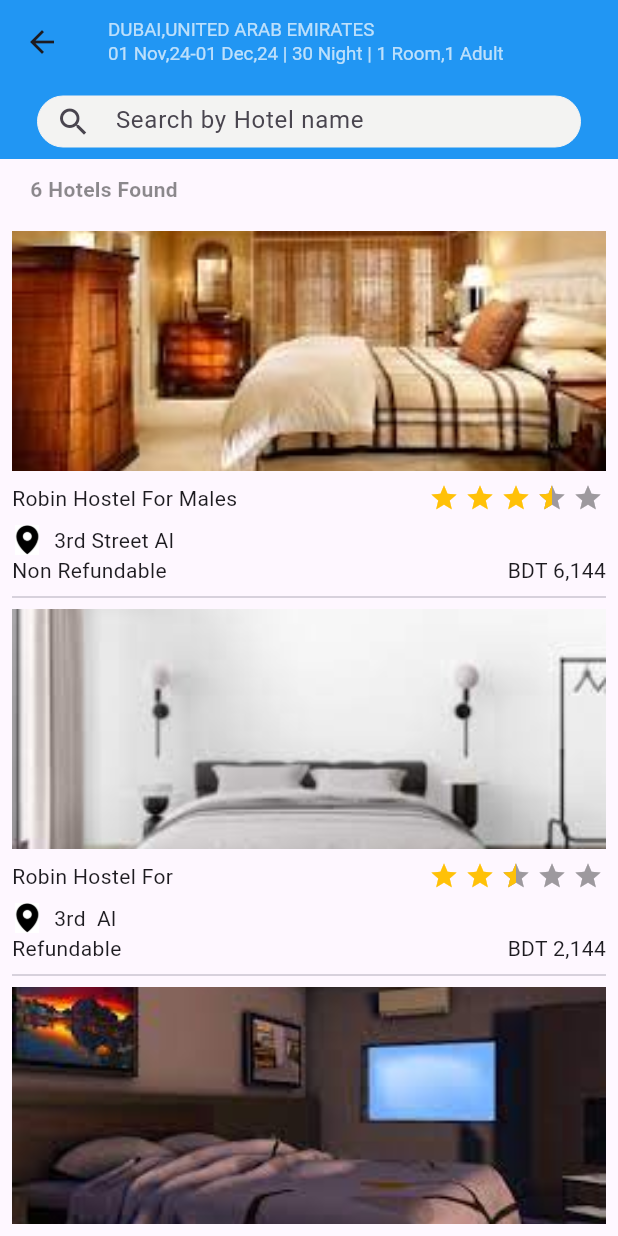
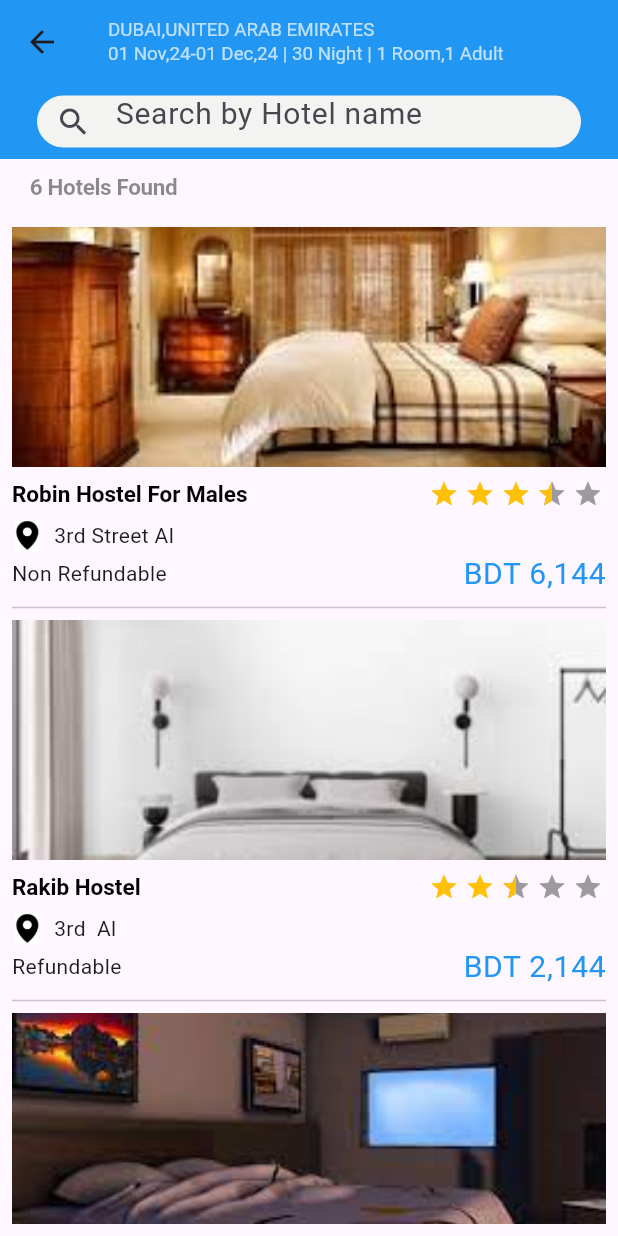
Before and after one commit to SyedPiyal/Flutter_json-to-listview, a Flutter app: the screen it shows after launch, on a phone screen of 412 x 824 dp. Run offline on Flutter 3.47's test engine with Material 3 defaults, Android fonts, the phone set to English and light mode, and no system bars; drawn by our look-alikes of flutter_rating_bar; missing offline and left inert: dart:ffi.

Commit message:
Json data show in listview

```diff
--- a/assets/jsonfile/data.json
+++ b/assets/jsonfile/data.json
@@ -11,7 +11,7 @@
   },
   {
     "id": 1,
-    "title": "Robin Hostel For ",
+    "title": "Rakib Hostel  ",
     "address": "3rd  Al",
     "ref": "Refundable",
     "price": "BDT 2,144",
--- a/lib/main.dart
+++ b/lib/main.dart
@@ -1,6 +1,8 @@
 import 'dart:convert';
 
 import 'package:buytickets/model/DataModel.dart';
+import 'package:buytickets/theme/CustomThem.dart';
+import 'package:buytickets/ui/DetailsPage.dart';
 import 'package:flutter/material.dart';
 import 'package:flutter/services.dart';
 import 'dart:convert';
@@ -19,11 +21,7 @@ class MyApp extends StatelessWidget {
     return MaterialApp(
       debugShowCheckedModeBanner: false,
       title: 'Flutter Demo',
-      theme: ThemeData(
-        primaryColor: Colors.blue,
-        //colorScheme: ColorScheme.fromSeed(seedColor: Color(0xFF880800),primary: Color(0xFF880800)),
-        //useMaterial3: true,
-      ),
+      theme: themeData,
       home: const MyHomePage(title: 'Flutter Demo Home Page'),
     );
   }
@@ -74,7 +72,7 @@ class _MyHomePageState extends State<MyHomePage> {
       appBar: AppBar(
         leading: const Icon(Icons.arrow_back),
         //Image.asset("assets/images/back.jpg"),
-        backgroundColor: Colors.blue,
+        backgroundColor: Theme.of(context).appBarTheme.backgroundColor,
         //Theme.of(context).colorScheme.inversePrimary,
         title: const Column(
           children: [
@@ -121,16 +119,11 @@ class _MyHomePageState extends State<MyHomePage> {
                       borderSide: const BorderSide(
                           color: Color(0xFFf3f3f2), width: 0),
                       borderRadius: BorderRadius.circular(20)),
-                    //labelText: "01266",
-                    /*border: OutlineInputBorder(
-                      borderRadius: BorderRadius.circular(20),
-                      borderSide: const BorderSide(color: Color(0xFFf3f3f2)),
-                    ),*/
                   focusedBorder:  OutlineInputBorder(
                     borderRadius: BorderRadius.circular(10),
                     borderSide: const BorderSide(color: Color(0xFFf3f3f2)),
                   ),
-                  contentPadding: const EdgeInsets.symmetric(vertical: 6),
+                  contentPadding: const EdgeInsets.symmetric(vertical: 13),
                 ),
                 keyboardType: TextInputType.text,
               ),
@@ -143,97 +136,10 @@ class _MyHomePageState extends State<MyHomePage> {
                 alignment: Alignment.centerLeft,
                 child:
                 Text('${_results.length} ${_results.length == 1 ? 'Hotel' : 'Hotels'} Found',
-                    style: const TextStyle(color: Colors.black45,fontWeight: FontWeight.bold)),
+                    style: Theme.of(context).textTheme.headline1),
               ),
             ),
           ),
-          /*Expanded(
-            child: Padding(
-              padding: const EdgeInsets.all(8.0),
-              child: Container(
-                height: 550,
-                child: FutureBuilder(
-                  future: ReadJsonData(),
-                  builder: (context,data){
-                    if(data.hasError){
-                      return Center(child: Text("${data.error}"));
-                    }
-                    else if(data.hasData){
-                      var _data = data.data as List<DataModel>;
-                      return ListView.builder(
-                        itemCount: _results.length,
-                        itemBuilder: (context, index) {
-                          final data = _results[index];
-                          return Column(
-                            crossAxisAlignment: CrossAxisAlignment.stretch,
-                            children: [
-                              Container(
-                                height: 160,
-                                child: Image.asset(
-                                  _data[index].image as String,
-                                  fit: BoxFit.cover,
-                                ),
-                              ),
-                              Padding(
-                                padding: const EdgeInsets.symmetric(vertical: 8.0),
-                                child: Row(
-                                  mainAxisAlignment: MainAxisAlignment.spaceBetween,
-                                  children: [
-                                    Text(_data[index].title as String,),
-                                    RatingBar.builder(
-                                      ignoreGestures: true,
-                                      initialRating: _data[index].rating!!,
-                                      minRating: 1,
-                                      direction: Axis.horizontal,
-                                      allowHalfRating: true,
-                                      itemCount: 5,
-                                      itemSize: 20,
-                                      itemPadding:
-                                      const EdgeInsets.symmetric(horizontal: 2.0),
-                                      itemBuilder: (context, _) => const Icon(
-                                        Icons.star,
-                                        color: Colors.amber,
-                                      ),
-                                      onRatingUpdate: (rating) {
-                                        // Handle rating update if needed
-                                      },
-                                    ),
-                                  ],
-                                ),
-                              ),
-                              Row(
-                                children: [
-                                  Image.asset(
-                                    _data[index].location as String,
-                                    width: 20,
-                                    height: 20,
-                                  ),
-                                  const SizedBox(width: 8),
-                                  Text(_data[index].address as String,),
-                                ],
-                              ),
-                              Row(
-                                mainAxisAlignment: MainAxisAlignment.spaceBetween,
-                                children: [
-                                  Text(_data[index].ref as String,),
-                                  Text(_data[index].price as String,),
-                                ],
-                              ),
-                              const Divider(), // Optional: Add a divider between items
-                            ],
-                          );
-                        },
-                      );
-                    }
-
-                    // By default show a loading spinner.
-                    return const CircularProgressIndicator();
-
-                  },
-                ),
-              ),
-            ),
-          ),*/
           Expanded(
             child: Padding(
               padding: const EdgeInsets.all(8.0),
@@ -243,7 +149,8 @@ class _MyHomePageState extends State<MyHomePage> {
                   itemCount: _results.length,
                   itemBuilder: (context, index) {
                     final data = _results[index];
-                    return Column(
+                    return GestureDetector(
+                      child: Column(
                         crossAxisAlignment: CrossAxisAlignment.stretch,
                         children: [
                           Container(
@@ -258,7 +165,8 @@ class _MyHomePageState extends State<MyHomePage> {
                             child: Row(
                               mainAxisAlignment: MainAxisAlignment.spaceBetween,
                               children: [
-                              Text(data.title!),
+                                Text(data.title!,
+                                    style: Theme.of(context).textTheme.headline2),
                                 RatingBar.builder(
                                   ignoreGestures: true,
                                   initialRating: data.rating!,
@@ -295,11 +203,20 @@ class _MyHomePageState extends State<MyHomePage> {
                             mainAxisAlignment: MainAxisAlignment.spaceBetween,
                             children: [
                               Text(data.ref!),
-                            Text(data.price!),
+                              Text(data.price!,style: Theme.of(context).textTheme.bodyText1),
                             ],
                           ),
                           const Divider(), // Optional: Add a divider between items
                         ],
+                      ),
+                      onTap: () {
+                        Navigator.push(
+                          context,
+                          MaterialPageRoute(
+                            builder: (context) => DetailsPage(dataModel: _results[index]),
+                          ),
+                        );
+                      },
                     );
                   },
                 ),
--- /dev/null
+++ b/lib/theme/CustomThem.dart
@@ -0,0 +1,21 @@
+
+import 'package:flutter/material.dart';
+
+final ThemeData themeData = ThemeData(
+  primarySwatch: Colors.blue,
+  brightness: Brightness.light,
+  useMaterial3: true,
+  appBarTheme: const AppBarTheme(
+    backgroundColor: Colors.blue,
+  ),
+
+  buttonTheme: const ButtonThemeData(
+    buttonColor: Colors.blue
+  ),
+  textTheme: const TextTheme(
+    headline1: TextStyle(fontSize: 15,color: Colors.black45,fontWeight: FontWeight.bold),
+    headline2: TextStyle(fontSize: 15,color: Colors.black,fontWeight: FontWeight.bold),
+    bodyText1: TextStyle(fontSize: 20,color: Colors.blue)
+  ),
+
+);
```
Also changed, not shown: lib/CustomThem.dart (deleted, +0 -13 lines), lib/ui/DetailsPage.dart (added, +128 -0 lines), lib/widget/CustomColumn.dart (added, +20 -0 lines), lib/widget/CustomContainer.dart (added, +19 -0 lines), lib/widget/CustomDialog.dart (added, +39 -0 lines). Lines whose indentation alone changed are shown as unchanged.
